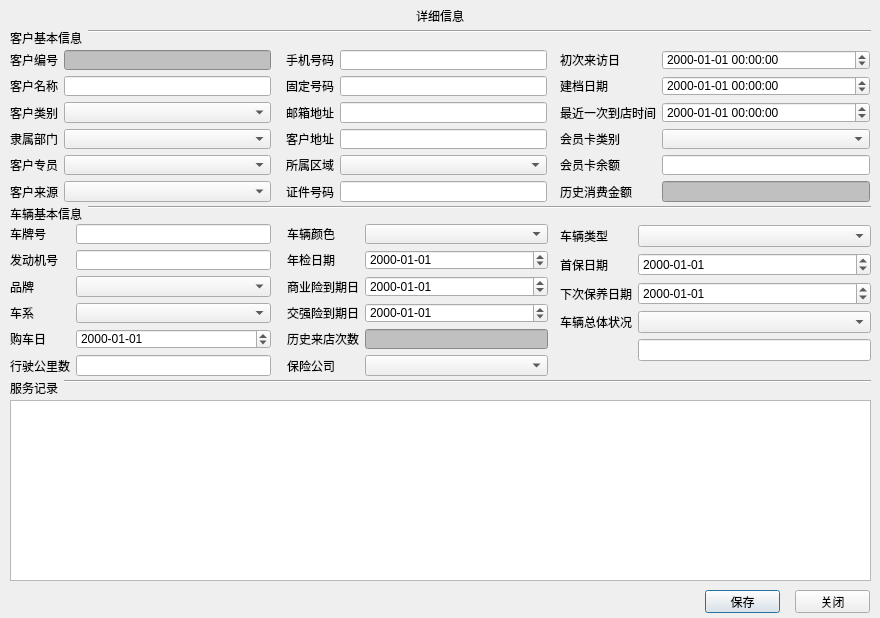
Qt form ParkCustomerInfo/qdlgeditnewinfo.ui (Anne081031/ParkSolution) before a commit.
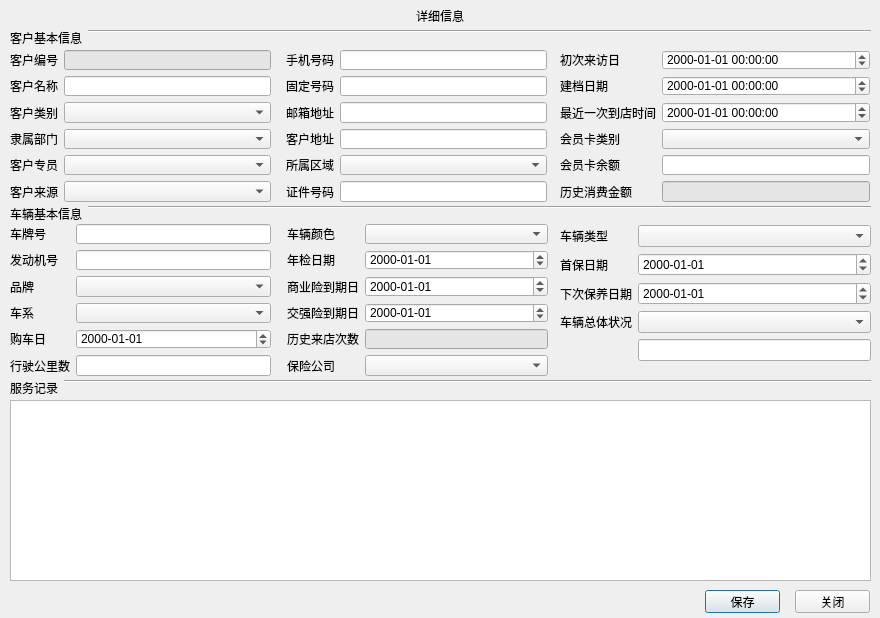
The same form after that commit.

Patch:
```diff
--- a/ParkCustomerInfo/qdlgeditnewinfo.ui
+++ b/ParkCustomerInfo/qdlgeditnewinfo.ui
@@ -387,7 +387,7 @@
     <item row="4" column="1">
      <widget class="QLineEdit" name="edtVistCount">
       <property name="styleSheet">
-       <string notr="true">background-color: rgb(192, 192, 192);</string>
+       <string notr="true">background-color: rgb(229, 229, 229);</string>
       </property>
       <property name="inputMask">
        <string/>
@@ -599,7 +599,7 @@
     <item row="5" column="1">
      <widget class="QLineEdit" name="edtConsumptionAmount">
       <property name="styleSheet">
-       <string notr="true">background-color: rgb(192, 192, 192);</string>
+       <string notr="true">background-color: rgb(229, 229, 229);</string>
       </property>
       <property name="maxLength">
        <number>10</number>
@@ -842,7 +842,7 @@
     <item row="0" column="1">
      <widget class="QLineEdit" name="edtCustomerID">
       <property name="styleSheet">
-       <string notr="true">background-color: rgb(192, 192, 192);</string>
+       <string notr="true">background-color: rgb(229, 229, 229);</string>
       </property>
       <property name="inputMask">
        <string/>
```
Left out of the diff: 3 changed lines with no effect on the pictures.
